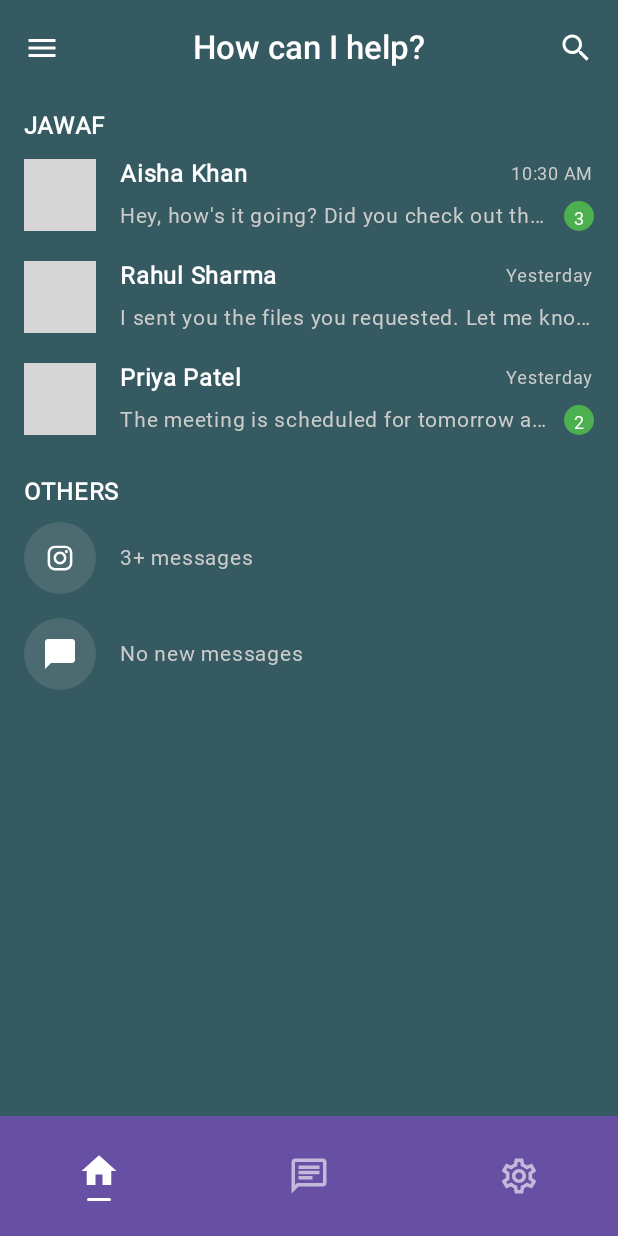
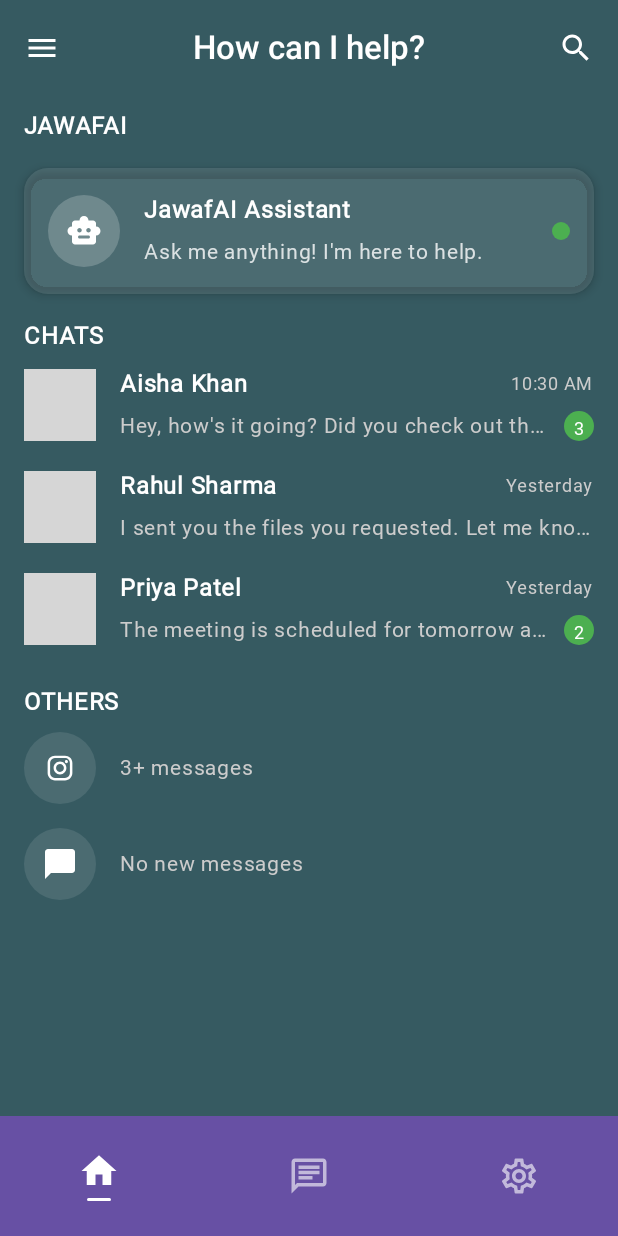
Before and after one commit to biplovgautam/jawafai, an Android app built with Jetpack Compose: the screen it shows after launch once a user with an empty profile is signed in (DashboardActivity), on a phone screen of 412 x 824 dp. Run offline under Robolectric (Android 15) with nearby library versions, the phone set to English and light mode, and no system bars; our stand-ins replace Firebase (no records; nobody signed in at launch, a user with empty details on screens opened directly); pictures from the network do not load; Roboto replaces fonts that are not available here; grey boxes are pictures that could not be loaded.

Commit message:
chatbot section added in the home screen

```diff
--- a/app/src/main/java/com/example/jawafai/view/HomeScreen.kt
+++ b/app/src/main/java/com/example/jawafai/view/HomeScreen.kt
@@ -8,10 +8,12 @@ import androidx.compose.foundation.layout.*
 import androidx.compose.foundation.lazy.LazyColumn
 import androidx.compose.foundation.lazy.items
 import androidx.compose.foundation.shape.CircleShape
+import androidx.compose.foundation.shape.RoundedCornerShape
 import androidx.compose.material.icons.Icons
 import androidx.compose.material.icons.filled.Menu
 import androidx.compose.material.icons.filled.Search
 import androidx.compose.material.icons.rounded.ChatBubble
+import androidx.compose.material.icons.rounded.SmartToy
 import androidx.compose.material3.*
 import androidx.compose.runtime.Composable
 import androidx.compose.ui.Alignment
@@ -145,9 +147,21 @@ fun HomeScreenContent(modifier: Modifier = Modifier) {
             .background(darkTeal),
         contentPadding = PaddingValues(bottom = 16.dp)
     ) {
-        // JAWAF Section Header
+        // JAWAFAI Section Header (New AI Chatbot Section)
         item {
-            SectionHeader(title = "JAWAF")
+            SectionHeader(title = "JAWAFAI")
+        }
+
+        // JAWAFAI Chatbot Card
+        item {
+            JawafaiChatbotCard(
+                modifier = Modifier.padding(horizontal = 16.dp, vertical = 8.dp)
+            )
+        }
+
+        // CHATS Section Header (Changed from JAWAF)
+        item {
+            SectionHeader(title = "CHATS")
         }
 
         // JAWAF Chat items
@@ -315,3 +329,77 @@ fun ServiceItem(service: ServiceMessage) {
         )
     }
 }
+
+@Composable
+fun JawafaiChatbotCard(
+    modifier: Modifier = Modifier,
+    onClick: () -> Unit = { /* Handle chatbot click */ }
+) {
+    Card(
+        modifier = modifier
+            .fillMaxWidth()
+            .clickable { onClick() },
+        shape = RoundedCornerShape(16.dp),
+        colors = CardDefaults.cardColors(
+            containerColor = Color.White.copy(alpha = 0.1f)
+        ),
+        elevation = CardDefaults.cardElevation(
+            defaultElevation = 4.dp
+        )
+    ) {
+        Row(
+            modifier = Modifier
+                .fillMaxWidth()
+                .padding(16.dp),
+            verticalAlignment = Alignment.CenterVertically
+        ) {
+            // AI Bot Avatar
+            Box(
+                modifier = Modifier
+                    .size(48.dp)
+                    .clip(CircleShape)
+                    .background(Color.White.copy(alpha = 0.2f)),
+                contentAlignment = Alignment.Center
+            ) {
+                Icon(
+                    imageVector = Icons.Rounded.SmartToy,
+                    contentDescription = "JawafAI Bot",
+                    tint = Color.White,
+                    modifier = Modifier.size(24.dp)
+                )
+            }
+
+            Spacer(modifier = Modifier.width(16.dp))
+
+            // Chatbot Info
+            Column(
+                modifier = Modifier.weight(1f)
+            ) {
+                Text(
+                    text = "JawafAI Assistant",
+                    fontWeight = FontWeight.Bold,
+                    fontSize = 16.sp,
+                    color = Color.White
+                )
+
+                Spacer(modifier = Modifier.height(4.dp))
+
+                Text(
+                    text = "Ask me anything! I'm here to help.",
+                    color = Color.White.copy(alpha = 0.8f),
+                    fontSize = 14.sp,
+                    maxLines = 1,
+                    overflow = TextOverflow.Ellipsis
+                )
+            }
+
+            // Online indicator
+            Box(
+                modifier = Modifier
+                    .size(12.dp)
+                    .clip(CircleShape)
+                    .background(Color(0xFF4CAF50))
+            )
+        }
+    }
+}
```
